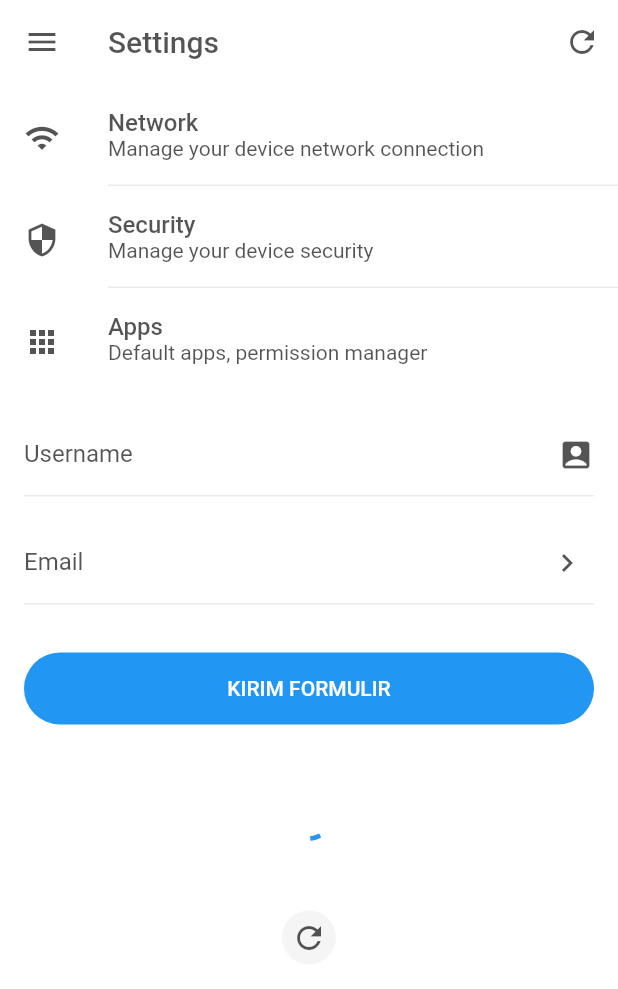
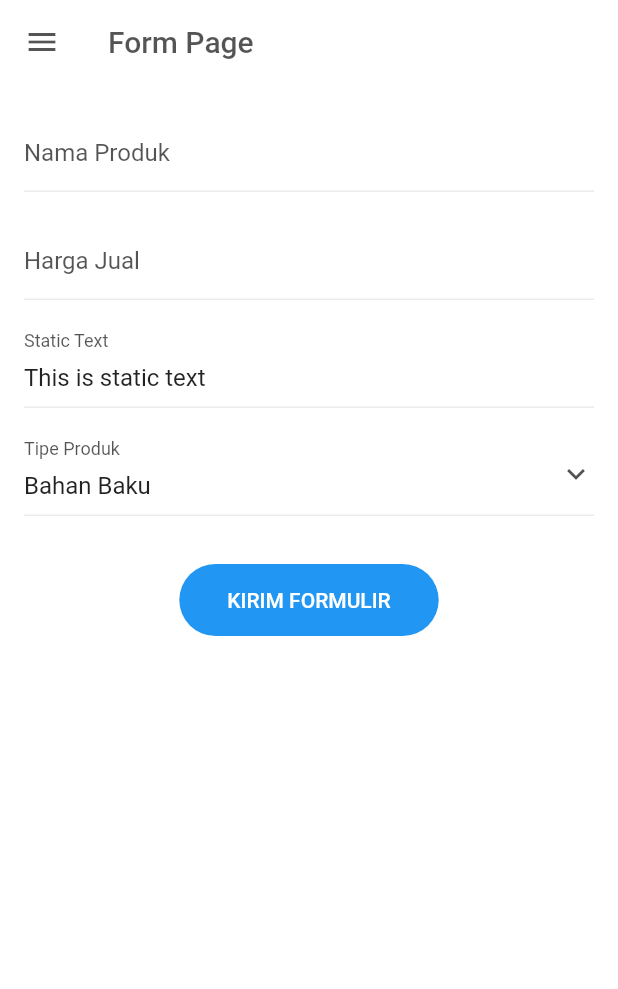
Before and after one commit to mochrira/wui, a Flutter app: the screen it shows after launch, on a phone screen of 412 x 824 dp. Shown: the top 989 px of the screen. Run offline on Flutter 3.47's test engine with Material 2 defaults, Android fonts, the phone set to English and light mode, and no system bars.

Commit message:
completing form features

```diff
--- a/example/lib/main.dart
+++ b/example/lib/main.dart
@@ -1,3 +1,4 @@
+import 'package:example/pages/form/form_page.dart';
 import 'package:example/pages/home/home_page.dart';
 import 'package:flutter/material.dart';
 import 'package:wui/wui.dart';
@@ -13,7 +14,7 @@ class MyApp extends StatelessWidget {
     return MaterialApp(
       title: 'Flutter Demo',
       theme: WuiDefaultTheme.light(context),
-      home: HomePage(),
+      home: FormPage(),
     );
   }
 }
--- /dev/null
+++ b/example/lib/pages/form/form_page.dart
@@ -0,0 +1,86 @@
+import 'dart:async';
+
+import 'package:flutter/material.dart';
+import 'package:wui/wui.dart';
+
+class FormPage extends StatefulWidget {
+  const FormPage({ Key? key }) : super(key: key);
+
+  @override
+  _FormPageState createState() => _FormPageState();
+}
+
+class _FormPageState extends State<FormPage> {
+
+  String _tipe = "Bahan Baku";
+  List<String> _tipeOptions = ["Bahan Baku", "Menu Resto"];
+
+  @override
+  Widget build(BuildContext context) {
+    return Scaffold(
+      drawer: WuiDrawer(),
+      appBar: AppBar(
+        title: Text("Form Page"),
+      ),
+      body: SingleChildScrollView(
+        padding: EdgeInsets.all(16),
+        child: Column(
+          children: [
+            WuiFormField(
+              labelText: "Nama Produk",
+            ),
+
+            WuiFormField(
+              labelText: "Harga Jual",
+              keyboardType: TextInputType.number,
+            ),
+
+            WuiStaticField(
+              label: Text("Static Text"),
+              value: Text("This is static text")
+            ),
+
+            WuiSelectField(
+              label: Text("Tipe Produk"),
+              optionTitle: Text("Pilih Tipe"),
+              value: Text(_tipe),
+
+              itemCount: _tipeOptions.length,
+              itemBuilder: (BuildContext context, int index) {
+                return Text(_tipeOptions[index]);
+              },
+
+              activeIndex: _tipeOptions.indexOf(_tipe),
+              onChange: (int index) {
+                setState(() {
+                  _tipe = _tipeOptions[index];
+                });
+              },
+            ),
+
+            Padding(
+              padding: const EdgeInsets.only(top: 16),
+              child: Container(
+                child: WuiButton(
+                  size: WuiButtonSize.large,
+                  rounded: true,
+                  theme: WuiButtonTheme.primary,
+                  text: "KIRIM FORMULIR",
+                  onPressed: () async {
+                    WuiLoading.open(context);
+                    Timer(Duration(seconds: 5), () async {
+                      WuiLoading.close(context);
+                      await wuiShowDialog(context, (BuildContext context) => WuiModal(
+                        header: Text("Modal Header")
+                      ));
+                    });
+                  },
+                ),
+              ),
+            )
+          ],
+        )
+      ),
+    );
+  }
+}
--- a/lib/form_field/form_field.dart
+++ b/lib/form_field/form_field.dart
@@ -98,7 +98,7 @@ class _WuiFormFieldState extends State<WuiFormField> {
                       children: [
                         // label
                         AnimatedPositioned(
-                          top: _hasContent || _focused ? 4 : 18,
+                          top: _hasContent || _focused ? 4 : 20,
                           child: AnimatedDefaultTextStyle(
                             duration: Duration(milliseconds: 200),
                             style: Theme.of(context).textTheme.bodyText2!.copyWith(
@@ -154,7 +154,7 @@ class _WuiFormFieldState extends State<WuiFormField> {
                                       ),
                                       hintText: widget.placeholderText,
                                       border: InputBorder.none,
-                                      contentPadding: EdgeInsets.all(0)
+                                      contentPadding: EdgeInsets.only(top: 8)
                                     ),
                                   ),
                                 ),
@@ -199,7 +199,7 @@ class _WuiFormFieldState extends State<WuiFormField> {
                       bottom: BorderSide(
                         width: _focused ? 2 : 1,
                         style: BorderStyle.solid,
-                        color: _focused ? Theme.of(context).primaryColor : defaultBorderColor
+                        color: _focused ? Theme.of(context).primaryColor : wuiDefaultBorderColor
                       )
                     )
                   ),
--- /dev/null
+++ b/lib/form_field/select_field.dart
@@ -0,0 +1,74 @@
+import 'package:flutter/material.dart';
+import 'package:wui/action_sheet/action_sheet.dart';
+import 'package:wui/form_field/static_field.dart';
+import 'package:wui/list_tile/list_tile.dart';
+
+class WuiSelectField extends StatelessWidget {
+
+  final Widget? label;
+  final Widget? inputSuffix;
+  final Widget? inputPrefix;
+  final Widget? leading;
+  final Widget? value;
+
+  final Widget? optionTitle;
+  final int itemCount;
+  final Widget Function(BuildContext context, int index) itemBuilder;
+
+  final int? activeIndex;
+  final void Function(int index)? onChange;
+
+  const WuiSelectField({
+    Key? key,
+    this.label,
+    this.inputSuffix,
+    this.inputPrefix,
+    this.leading,
+    this.value,
+
+    this.optionTitle,
+    required this.itemCount,
+    required this.itemBuilder,
+
+    this.activeIndex,
+    this.onChange
+  }) : super(key: key);
+
+  @override
+  Widget build(BuildContext context) {
+    return WuiStaticField(
+      label: label,
+      inputSuffix: inputSuffix,
+      inputPrefix: inputPrefix,
+      leading: leading,
+      trailing: Icon(Icons.expand_more),
+      value: value,
+      onTap: () async {
+        int? res = await WuiActionSheet.open(context,
+          title: optionTitle,
+          actions: List.generate(itemCount, (index) => WuiListTile(
+            leading: IconTheme(
+              data: IconThemeData(
+                color: index == activeIndex ?
+                  Theme.of(context).primaryColor :
+                  Theme.of(context).iconTheme.color
+              ),
+              child: index == activeIndex ?
+                Icon(Icons.radio_button_on) :
+                Icon(Icons.radio_button_off)
+            ),
+            title: itemBuilder(context, index),
+            borderMode: index < itemCount - 1 ? 'normal' : 'none',
+            onTap: () {
+              Navigator.of(context).pop(index);
+            },
+          )
+        ));
+
+        if(res != null && onChange != null && activeIndex != res) {
+          onChange!(res);
+        }
+      },
+    );
+  }
+}
--- /dev/null
+++ b/lib/form_field/static_field.dart
@@ -0,0 +1,175 @@
+import 'package:flutter/material.dart';
+import 'package:wui/themes/constants.dart';
+
+class WuiStaticField extends StatelessWidget {
+
+  final Widget? label;
+  final Widget? inputSuffix;
+  final Widget? inputPrefix;
+  final Widget? leading;
+  final Widget? trailing;
+  final Widget? value;
+  final void Function()? onTap;
+
+  const WuiStaticField({
+    Key? key ,
+    this.label,
+    this.inputSuffix,
+    this.inputPrefix,
+    this.leading,
+    this.trailing,
+    this.value,
+    this.onTap
+  }) : super(key: key);
+
+  get _hasContent {
+    return this.value != null;
+  }
+
+  @override
+  Widget build(BuildContext context) {
+    return FocusScope(
+      child: Focus(
+        child: Builder(
+          builder: (BuildContext context) {
+            FocusNode focusNode = Focus.of(context);
+            bool hasFocus = focusNode.hasFocus;
+
+            return Container(
+              padding: EdgeInsets.only(bottom: 16),
+              child: GestureDetector(
+                onTap: () {
+                  if(!hasFocus) {
+                    focusNode.requestFocus();
+                  }
+
+                  if(onTap != null) {
+                    onTap!();
+                  }
+                },
+                child: Container(
+                  child: Stack(
+                    children: [
+
+                      // main container
+                      Row(
+                        mainAxisAlignment: MainAxisAlignment.center,
+                        children: [
+                          ...(leading != null ? [Padding(
+                            padding: EdgeInsets.only(right: 16),
+                            child: leading!
+                          )] : []),
+
+                          Expanded(
+                            child: Stack(
+                              children: [
+                                // label
+                                AnimatedPositioned(
+                                  top: _hasContent || hasFocus ? 4 : 20,
+                                  child: AnimatedDefaultTextStyle(
+                                    duration: Duration(milliseconds: 200),
+                                    style: Theme.of(context).textTheme.bodyText2!.copyWith(
+                                      fontSize: hasFocus || _hasContent ? 12 : 16,
+                                      color: hasFocus ? Theme.of(context).primaryColor : Theme.of(context).textTheme.bodyText2!.color
+                                    ),
+                                    child: label ?? Text(""),
+                                  ),
+                                  duration: Duration(milliseconds: 200)
+                                ),
+
+                                // editable text
+                                Container(
+                                  padding: const EdgeInsets.only(top: 8, bottom: 0),
+                                  width: double.infinity,
+                                  height: 56,
+                                  child: Row(
+                                    mainAxisAlignment: MainAxisAlignment.center,
+                                    children: [
+                                      ...(inputPrefix != null ? [AnimatedOpacity(
+                                        duration: Duration(milliseconds: 200),
+                                        opacity: hasFocus || _hasContent ? 1 : 0,
+                                        child: Padding(
+                                          padding: EdgeInsets.only(right: 8),
+                                          child: DefaultTextStyle(
+                                            style: Theme.of(context).textTheme.bodyText2!.copyWith(
+                                              fontSize: 16,
+                                              height: 1.125
+                                            ),
+                                            child: inputPrefix!
+                                          )
+                                        ),
+                                      )] : []),
+
+                                      Expanded(
+                                        child: Opacity(
+                                          opacity: (_hasContent || hasFocus ? 1 : 0),
+                                          child: DefaultTextStyle(
+                                            style: Theme.of(context).textTheme.bodyText2!.copyWith(
+                                              fontSize: 16,
+                                              height: 1.125,
+                                              color: Colors.black87
+                                            ),
+                                            child: Padding(
+                                              padding: EdgeInsets.only(top: 8),
+                                              child: value ?? Text("")
+                                            ),
+                                          ),
+                                        ),
+                                      ),
+
+                                      ...(inputSuffix != null ? [AnimatedOpacity(
+                                        duration: Duration(milliseconds: 200),
+                                        opacity: hasFocus || _hasContent ? 1 : 0,
+                                        child: Padding(
+                                          padding: EdgeInsets.only(right: 8),
+                                          child: DefaultTextStyle(
+                                            style: Theme.of(context).textTheme.bodyText2!.copyWith(
+                                              fontSize: 16,
+                                              height: 1.125
+                                            ),
+                                            child: inputSuffix!
+                                          )
+                                        ),
+                                      )] : []),
+                                    ],
+                                  ),
+                                )],
+                            ),
+                          ),
+
+                          ...(trailing != null ? [Padding(
+                            padding: EdgeInsets.only(left: 8),
+                            child: trailing!
+                          )] : []),
+                        ],
+                      ),
+
+                      // bottom border
+                      Positioned(
+                        bottom: 0,
+                        left: 0,
+                        right: 0,
+                        child: AnimatedContainer(
+                          duration: Duration(milliseconds: 200),
+                          decoration: BoxDecoration(
+                            border: Border(
+                              bottom: BorderSide(
+                                width: hasFocus ? 2 : 1,
+                                style: BorderStyle.solid,
+                                color: hasFocus ? Theme.of(context).primaryColor : wuiDefaultBorderColor
+                              )
+                            )
+                          ),
+                        )
+                      )
+                    ],
+                  ),
+                ),
+              )
+            );
+          }
+        ),
+      ),
+    );
+  }
+}
--- a/lib/list_tile/list_tile.dart
+++ b/lib/list_tile/list_tile.dart
@@ -1,8 +1,8 @@
 import 'package:flutter/material.dart';
 import 'package:wui/themes/constants.dart';
 
-BorderSide listTileBorderSide = BorderSide(
-  color: defaultBorderColor
+BorderSide wuiListTileBorderSide = BorderSide(
+  color: wuiDefaultBorderColor
 );
 
 class WuiListTile extends StatelessWidget {
@@ -35,7 +35,7 @@ class WuiListTile extends StatelessWidget {
         padding: EdgeInsets.only(left: 16),
         decoration: BoxDecoration(
           border: Border(
-            bottom: borderMode == 'full' ? listTileBorderSide : BorderSide.none
+            bottom: borderMode == 'full' ? wuiListTileBorderSide: BorderSide.none
           )
         ),
         child: Row(
@@ -57,7 +57,7 @@ class WuiListTile extends StatelessWidget {
                 padding: EdgeInsets.only(top: 16, bottom: 16, right: 12),
                 decoration: BoxDecoration(
                   border: Border(
-                    bottom: borderMode == 'normal' ? listTileBorderSide : BorderSide.none
+                    bottom: borderMode == 'normal' ? wuiListTileBorderSide : BorderSide.none
                   )
                 ),
                 child: Row(
--- a/lib/themes/constants.dart
+++ b/lib/themes/constants.dart
@@ -1,5 +1,6 @@
 import 'package:flutter/material.dart';
 
-Color defaultTextColor = Colors.black.withOpacity(.67);
-Color defaultBorderColor = Colors.black.withOpacity(.08);
-String defaultFontFamily = 'Roboto';
+Color wuiDefaultTextColor = Colors.black.withOpacity(.67);
+Color wuiDefaultBorderColor = Colors.black.withOpacity(.08);
+String wuiDefaultFontFamily = 'Roboto';
+Color wuiDefaultBarrierColor = Colors.black.withOpacity(.32);
--- a/lib/themes/default.dart
+++ b/lib/themes/default.dart
@@ -13,32 +13,32 @@ class WuiDefaultTheme {
         textTheme: TextTheme(
           headline6: Theme.of(context).textTheme.headline6?.copyWith(
             fontWeight: FontWeight.w500,
-            color: defaultTextColor,
-            fontFamily: defaultFontFamily
+            color: wuiDefaultTextColor,
+            fontFamily: wuiDefaultFontFamily
           ),
         ),
         iconTheme: Theme.of(context).iconTheme.copyWith(
-          color: defaultTextColor
+          color: wuiDefaultTextColor
         ),
         actionsIconTheme: Theme.of(context).iconTheme.copyWith(
-          color: defaultTextColor
+          color: wuiDefaultTextColor
         ),
       ),
       textTheme: Theme.of(context).textTheme.copyWith(
         bodyText1: Theme.of(context).textTheme.bodyText1?.copyWith(
           fontWeight: FontWeight.w500,
-          color: defaultTextColor,
+          color: wuiDefaultTextColor,
           fontSize: 16,
-          fontFamily: defaultFontFamily
+          fontFamily: wuiDefaultFontFamily
         ),
         bodyText2: Theme.of(context).textTheme.bodyText2?.copyWith(
-          color: defaultTextColor,
+          color: wuiDefaultTextColor,
           fontSize: 14,
-          fontFamily: defaultFontFamily
+          fontFamily: wuiDefaultFontFamily
         )
       ),
       iconTheme: Theme.of(context).iconTheme.copyWith(
-        color: defaultTextColor
+        color: wuiDefaultTextColor
       )
     );
   }
--- a/lib/wui.dart
+++ b/lib/wui.dart
@@ -3,7 +3,11 @@ library wui;
 export './themes/default.dart';
 export './list_tile/list_tile.dart';
 export './action_sheet/action_sheet.dart';
+
 export './form_field/form_field.dart';
+export './form_field/select_field.dart';
+export './form_field/static_field.dart';
+
 export './button/button.dart';
 export './modal/modal.dart';
 export './utils/config.dart';
```
Also changed, not shown: example/lib/pages/home/home.dart (deleted, +0 -95 lines), example/lib/pages/home/home_page.dart (+25 -3 lines), lib/action_sheet/action_sheet.dart (+12 -10 lines), lib/loading/loading.dart (+3 -5 lines), lib/modal/modal.dart (+26 -21 lines).
